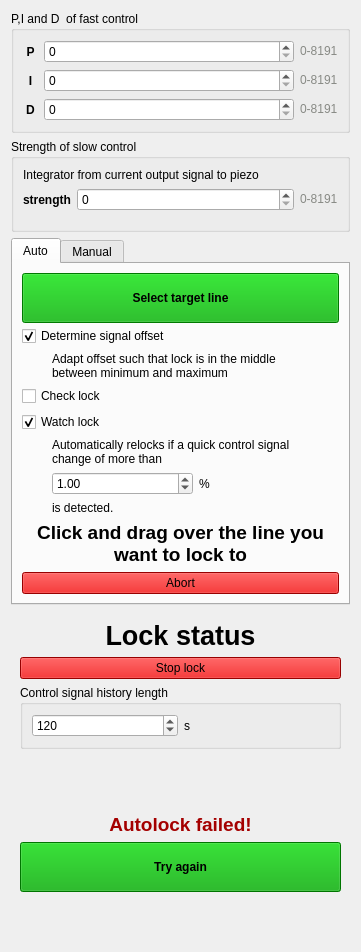
Qt form linien/client/ui/locking_panel.ui (linien-org/linien) before a commit.
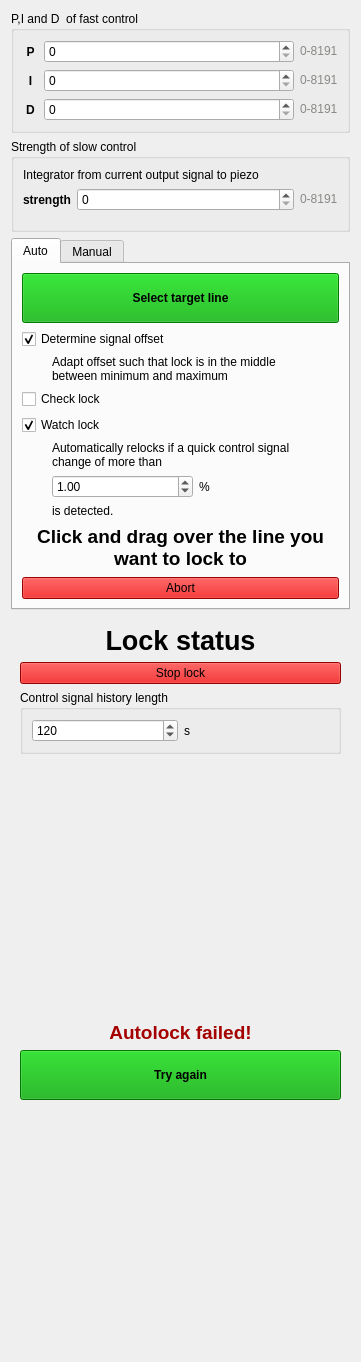
The same form after that commit. Custom widgets are drawn as their Qt base class.

What changed in the file:
```diff
--- a/linien/client/ui/locking_panel.ui
+++ b/linien/client/ui/locking_panel.ui
@@ -7,7 +7,7 @@
     <x>0</x>
     <y>0</y>
     <width>361</width>
-    <height>952</height>
+    <height>1362</height>
    </rect>
   </property>
   <property name="sizePolicy">
```
